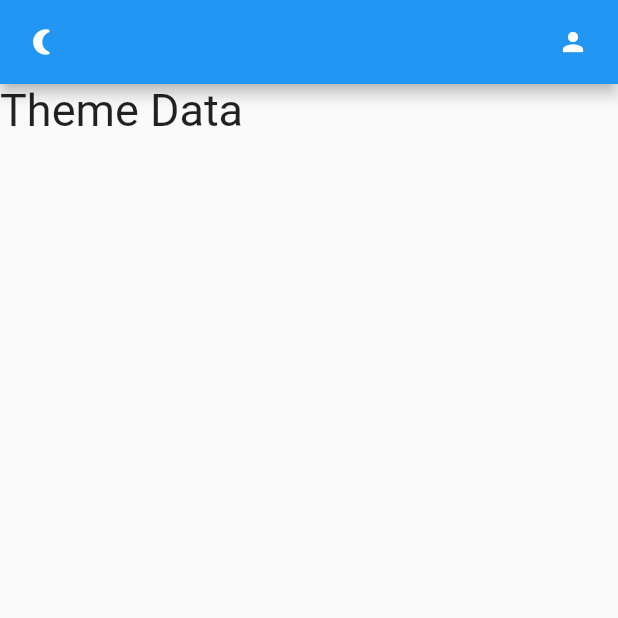
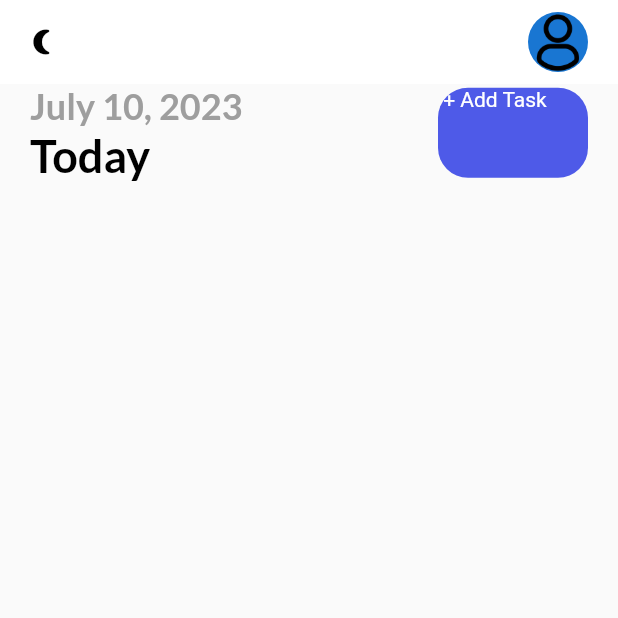
Before and after one commit to Blacspot/Notify, a Flutter app: the screen it shows after launch, on a phone screen of 412 x 824 dp, the top half of it. Run offline on Flutter 3.47's test engine with Material 2 defaults, Android fonts, the phone set to English and light mode, and no system bars; our stand-ins replace flutter_local_notifications, get, get_storage, google_fonts, timezone.

Commit message:
addition of customized button

```diff
--- a/lib/UI/home_page.dart
+++ b/lib/UI/home_page.dart
@@ -1,5 +1,8 @@
 import 'package:flutter/material.dart';
 import 'package:get/get.dart';
+import 'package:intl/intl.dart';
+import 'package:notify/UI/theme.dart';
+import 'package:notify/UI/widgets/button.dart';
 import 'package:notify/services/notification_services.dart';
 import 'package:notify/services/theme_services.dart';
 
@@ -24,19 +27,39 @@ class _HomePageState extends State<HomePage> {
   Widget build(BuildContext context) {
     return Scaffold(
       appBar: _appBar(),
-      body: const Column(children: [
-        Text(
-          'Theme Data',
-          style: TextStyle(
-            fontSize: 30,
+      body: Column(children: [
+        Container(
+          margin: const EdgeInsets.only(left: 20, right: 20),
+          child: Row(
+            mainAxisAlignment: MainAxisAlignment.spaceBetween,
+            children: [
+              Container(
+                child: Column(
+                  crossAxisAlignment: CrossAxisAlignment.start,
+                  children: [
+                    Text(
+                      DateFormat.yMMMMd().format(DateTime.now()),
+                      style: subHeadingStyle,
+                    ),
+                    Text(
+                      "Today",
+                      style: headingStyle,
+                    )
+                  ],
+                ),
+              ),
+              MyButton(label: " + Add Task", onTap: () => null)
+            ],
           ),
-        ),
+        )
       ]),
     );
   }
 
   _appBar() {
     return AppBar(
+      elevation: 0,
+      backgroundColor: context.theme.backgroundColor,
       leading: GestureDetector(
         onTap: () {
           ThemeServices().switchTheme();
@@ -48,15 +71,14 @@ class _HomePageState extends State<HomePage> {
 
           notifyHelper.scheduleNotification();
         },
-        child: const Icon(
-          Icons.nightlight_round,
-          size: 20,
-        ),
+        child: Icon(
+            Get.isDarkMode ? Icons.wb_sunny_outlined : Icons.nightlight_round,
+            size: 20,
+            color: Get.isDarkMode ? Colors.white : Colors.black),
       ),
       actions: const [
-        Icon(
-          Icons.person,
-          size: 20,
+        CircleAvatar(
+          backgroundImage: AssetImage("images/profile.png"),
         ),
         SizedBox(
           width: 20,
--- a/lib/UI/theme.dart
+++ b/lib/UI/theme.dart
@@ -1,4 +1,7 @@
 import 'package:flutter/material.dart';
+import 'package:get/get.dart';
+
+import 'package:google_fonts/google_fonts.dart';
 
 const Color bluishClr = Color(0xFF4e5ae8);
 const Color yellowClr = Color(0xFFFFB746);
@@ -10,11 +13,29 @@ Color darkHeaderClr = Color(0xFF424242);
 
 class Themes {
   static final light = ThemeData(
+    backgroundColor: Colors.white,
     brightness: Brightness.light,
     primaryColor: primaryClr,
   );
   static final dark = ThemeData(
+    backgroundColor: darkGreyClr,
     brightness: Brightness.dark,
     primaryColor: darkGreyClr,
   );
 }
+
+TextStyle get subHeadingStyle {
+  return GoogleFonts.lato(
+      textStyle: TextStyle(
+          fontSize: 24,
+          fontWeight: FontWeight.bold,
+          color: Get.isDarkMode ? Colors.grey[400] : Colors.grey));
+}
+
+TextStyle get headingStyle {
+  return GoogleFonts.lato(
+      textStyle: TextStyle(
+          fontSize: 30,
+          fontWeight: FontWeight.bold,
+          color: Get.isDarkMode ? Colors.white : Colors.black));
+}
--- /dev/null
+++ b/lib/UI/widgets/button.dart
@@ -0,0 +1,27 @@
+import 'package:flutter/material.dart';
+import 'package:notify/UI/theme.dart';
+
+class MyButton extends StatelessWidget {
+  final String label;
+  final Function onTap;
+  const MyButton({Key? key, required this.label, required this.onTap})
+      : super(key: key);
+
+  @override
+  Widget build(BuildContext context) {
+    return GestureDetector(
+        onTap: () => onTap,
+        child: Container(
+          height: 60,
+          width: 100,
+          decoration: BoxDecoration(
+              borderRadius: BorderRadius.circular(20), color: primaryClr),
+          child: Text(
+            label,
+            style: const TextStyle(
+              color: Colors.white,
+            ),
+          ),
+        ));
+  }
+}
--- a/pubspec.yaml
+++ b/pubspec.yaml
@@ -37,6 +37,8 @@ dependencies:
   cupertino_icons: ^1.0.2
   get_storage:
   get:
+  intl:
+  google_fonts:
   flutter_local_notifications:
   flutter_native_timezone:
 dev_dependencies:
@@ -62,8 +64,8 @@ flutter:
   uses-material-design: true
 
   # To add assets to your application, add an assets section, like this:
-  # assets:
-  #   - images/a_dot_burr.jpeg
+  assets:
+     - images/
   #   - images/a_dot_ham.jpeg
 
   # An image asset can refer to one or more resolution-specific "variants", see
```
Also changed, not shown: images/profile.png (added), pubspec.lock.
